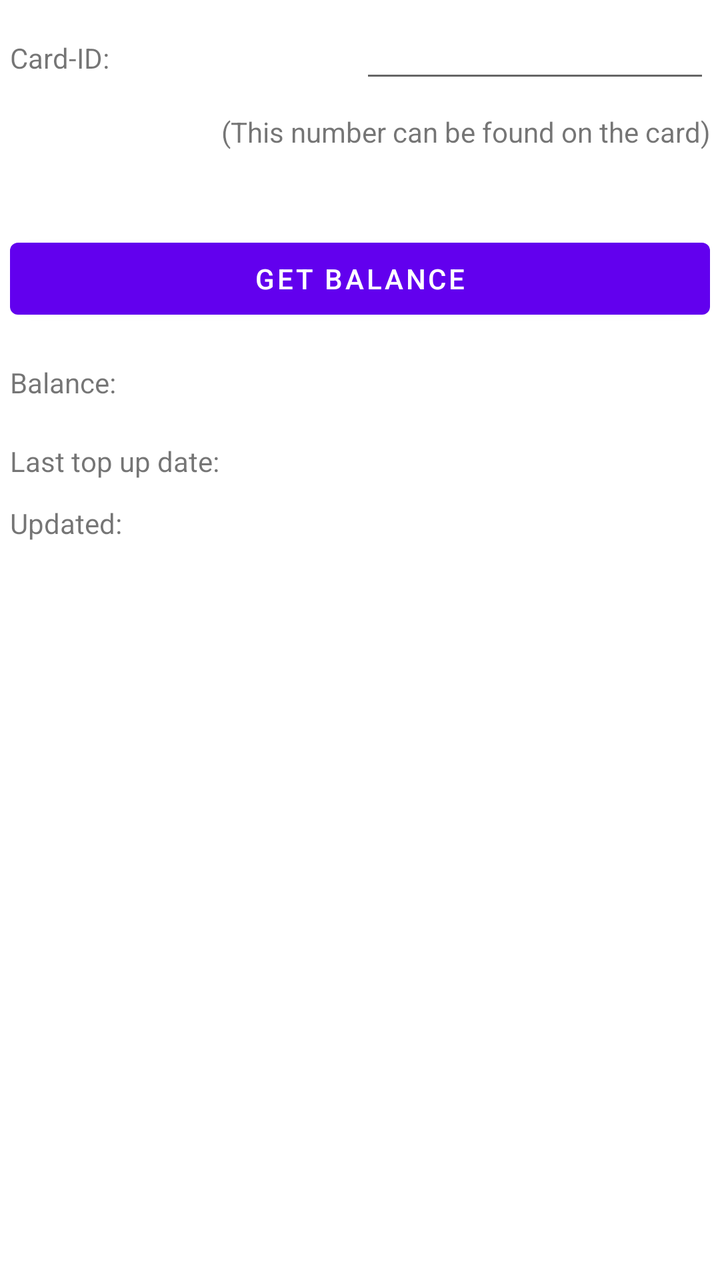
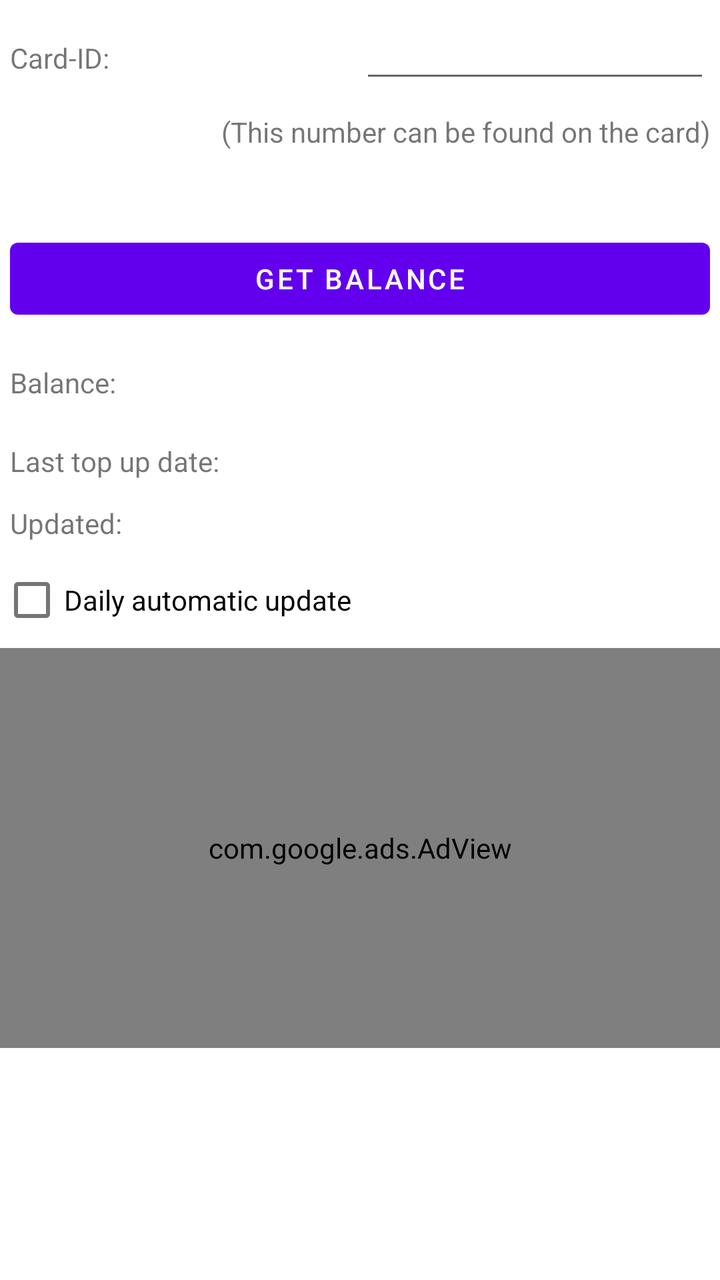

Screens rendered from an Android XML layout before and after an edit, with the pre-edit source and the edit as a unified diff.
<!-- AndroidManifest.xml: fallback theme Theme.MaterialComponents.DayNight.NoActionBar -->
<!-- res/layout/activity_main.xml -->
<?xml version="1.0" encoding="utf-8"?>
<TableLayout xmlns:android="http://schemas.android.com/apk/res/android"
    android:id="@+id/tableLayout1"
    android:layout_width="fill_parent"
    android:layout_height="fill_parent" >

    <TableRow
        android:id="@+id/tableRow1"
        android:layout_width="fill_parent"
        android:layout_height="wrap_content"
        android:padding="5dip" >

        <TextView
            android:id="@+id/textView11"
            android:layout_weight="1"
            android:layout_width="0dp"
            android:text="@string/card_id" />

        <EditText
            android:id="@+id/editCardId"
            android:layout_width="0dp"
            android:layout_weight="1"
            android:inputType="number" />

    </TableRow>

    <TableRow
        android:id="@+id/tableRow2"
        android:layout_width="fill_parent"
        android:layout_height="wrap_content"
        android:padding="5dip" >

        <TextView
            android:id="@+id/textView55"
            android:layout_width="0dp"
            android:gravity="right"
            android:layout_weight="1"
            android:text="@string/found_on_card"
            android:textAppearance="?android:attr/textAppearanceSmall" />
    </TableRow>

    <TableRow
        android:id="@+id/tableRow33"
        android:layout_width="fill_parent"
        android:layout_height="wrap_content"
        android:padding="15dip" />

    <TableRow
        android:id="@+id/tableRow5"
        android:layout_width="fill_parent"
        android:layout_height="wrap_content"
        android:padding="5dip" >

        <Button
            android:id="@+id/button_fetch"
            android:layout_width="fill_parent"
            android:layout_weight="1"
            android:text="@string/balance_fetch" />
    </TableRow>

    <TableRow
        android:id="@+id/tableRow3"
        android:layout_width="fill_parent"
        android:layout_height="wrap_content"
        android:padding="5dip" >

        <TextView
            android:id="@+id/textView1"
            android:layout_width="0dp"
            android:layout_weight="1"
            android:text="@string/balance" />

        <TextView
            android:id="@+id/balance"
            android:layout_width="0dp"
            android:textAppearance="?android:attr/textAppearanceLarge" 
            android:layout_weight="1" />
    </TableRow>

    <TableRow
        android:id="@+id/tableRow4"
        android:layout_width="fill_parent"
        android:layout_height="wrap_content"
        android:padding="5dip" >

        <TextView
            android:id="@+id/textView2"
            android:layout_width="0dp"
            android:layout_weight="1"
            android:text="@string/lasttopupdate" />

        <TextView
            android:id="@+id/topupdate"
            android:layout_width="0dp"
            android:textAppearance="?android:attr/textAppearanceLarge" 
            android:layout_weight="1" />
    </TableRow>

    <TableRow
        android:id="@+id/tableRow48"
        android:layout_width="fill_parent"
        android:layout_height="wrap_content"
        android:padding="5dip" >

        <TextView
            android:id="@+id/textView28"
            android:layout_width="0dp"
            android:layout_weight="1"
            android:text="@string/latestupdate" />

        <TextView
            android:id="@+id/latestupdate"
            android:layout_width="0dp"
            android:textAppearance="?android:attr/textAppearanceSmall" 
            android:layout_weight="1" />
    </TableRow>
    
    <TableRow
        android:id="@+id/tableRow6"
        android:layout_width="wrap_content"
        android:layout_height="wrap_content" >
    </TableRow>

</TableLayout>
<!-- resources referenced by this layout -->
<resources>
  <string name="balance">Balance: </string>
  <string name="balance_fetch">Get balance</string>
  <string name="card_id">Card-ID: </string>
  <string name="found_on_card">(This number can be found on the card)</string>
  <string name="lasttopupdate">Last top up date: </string>
  <string name="latestupdate">Updated: </string>
</resources>

<!-- the commit's change to res/layout/activity_main.xml (unified diff, before → after) -->
@@ -121,4 +121,34 @@
         android:layout_height="wrap_content" >
     </TableRow>
 
+    <TableRow
+        android:id="@+id/cbRow"
+        android:layout_width="wrap_content"
+        android:layout_height="wrap_content" >
+
+        <CheckBox
+            android:id="@+id/autoupdatecb"
+            android:layout_width="wrap_content"
+            android:layout_height="wrap_content"
+            android:text="@string/dailyautomaticupdate" />
+    </TableRow>
+
+    <TableRow 
+        android:id="@+id/adRow"
+        android:layout_width="fill_parent"
+        android:layout_height="fill_parent" >
+
+    <com.google.ads.AdView
+        xmlns:ads= "http://schemas.android.com/apk/lib/com.google.ads"
+        android:id="@+id/adView"
+            android:layout_width="0dp"
+            android:gravity="right|bottom"
+            android:layout_weight="1"
+        android:layout_height="200dp"
+        ads:adSize="BANNER"
+        ads:adUnitId="a151a90e906e286"
+        ads:loadAdOnCreate="true" >
+    </com.google.ads.AdView>
+
+	</TableRow>
 </TableLayout>
<!-- resource entries referenced after the edit -->
@@ -3,6 +3,7 @@
   <string name="balance">Balance: </string>
   <string name="balance_fetch">Get balance</string>
   <string name="card_id">Card-ID: </string>
+  <string name="dailyautomaticupdate">Daily automatic update</string>
   <string name="found_on_card">(This number can be found on the card)</string>
   <string name="lasttopupdate">Last top up date: </string>
   <string name="latestupdate">Updated: </string>
